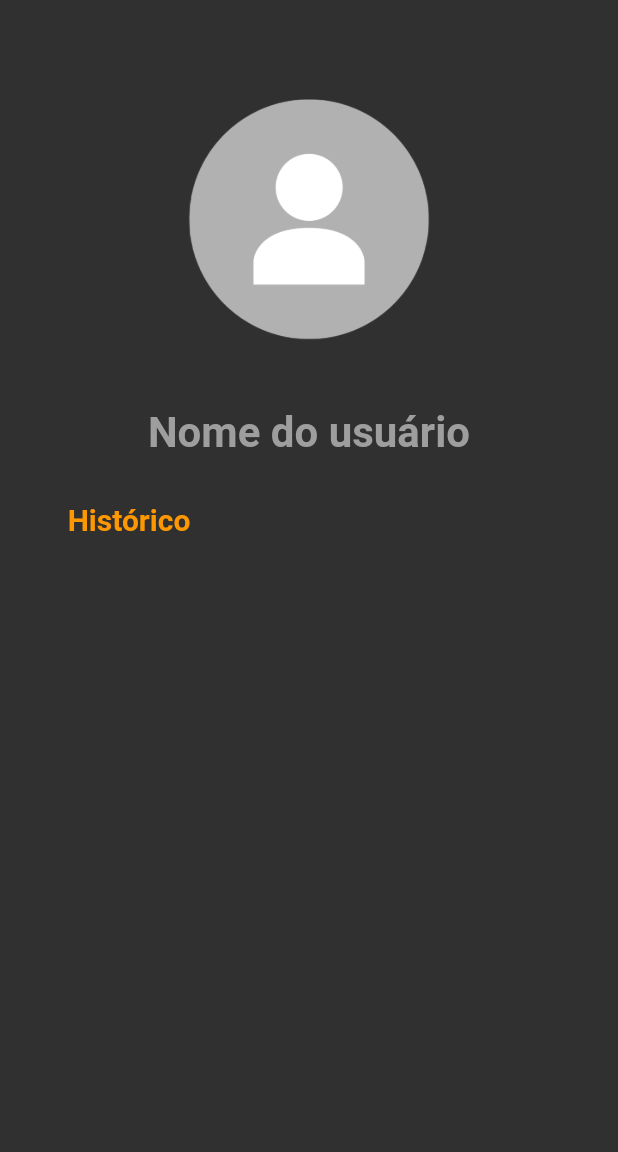
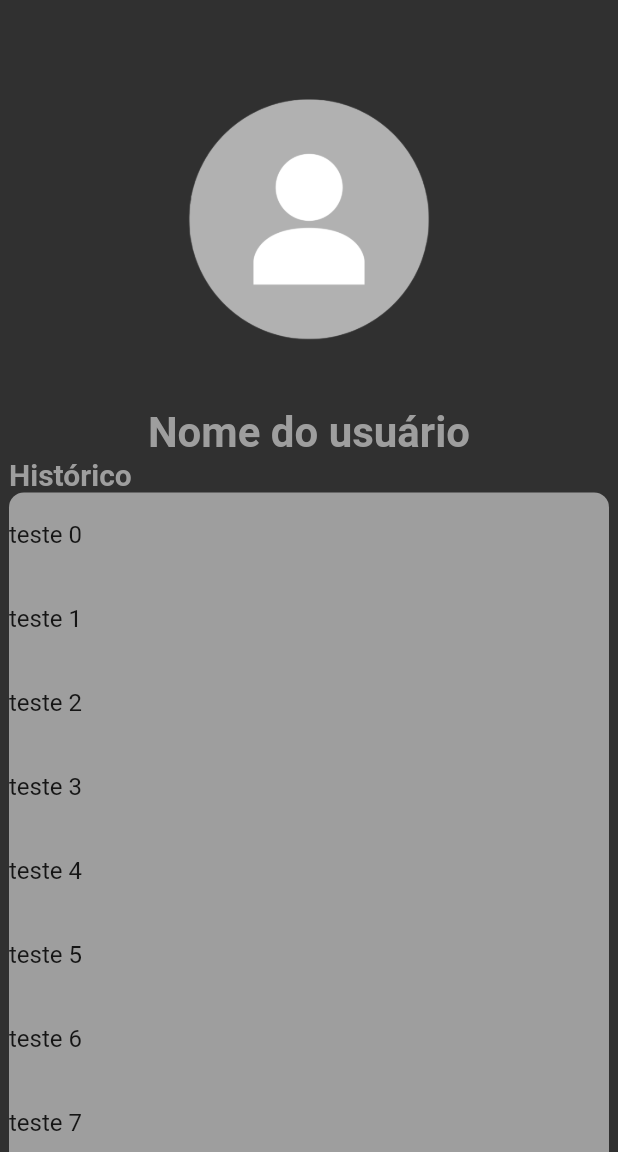
Before and after one commit to Rafael-Maffei/Flutter_Projects, a Flutter app: the screen it shows after launch, after a tap on the "person" icon, on a phone screen of 412 x 824 dp, the part 84-1236 px from its top. Run offline on Flutter 3.47's test engine with Material 2 defaults, Android fonts, the light colour scheme and no system bars; our stand-ins replace avatar_glow, firebase_auth, firebase_core, speech_to_text; accounts and stored records are empty; network calls fail.

Commit message:
:bug: fix list view history scroll

```diff
--- a/lib/views/android/profile.page.dart
+++ b/lib/views/android/profile.page.dart
@@ -32,7 +32,11 @@ class ProfilePage extends StatelessWidget {
                   ),
                 )
               ]),
-          body: Column(
+          body: Padding(
+            padding: const EdgeInsets.symmetric(
+              horizontal: 6,
+            ),
+            child: Column(
               children: <Widget>[
                 Padding(
                   padding: const EdgeInsets.fromLTRB(0, 50, 0, 0),
@@ -46,8 +50,8 @@ class ProfilePage extends StatelessWidget {
                           child: InkWell(
                             splashColor: Colors.transparent,
                             onTap: () {},
-                          child:
-                              Image.asset("assets/" + emptyPicture, scale: 3.5),
+                            child: Image.asset("assets/" + emptyPicture,
+                                scale: 3.5),
                           )),
                     ],
                   ),
@@ -64,24 +68,36 @@ class ProfilePage extends StatelessWidget {
                   ),
                 ),
                 // ignore: prefer_const_constructors
-              Padding(
-                padding: const EdgeInsets.fromLTRB(0, 30, 240, 5),
+                Container(
+                  width: double.infinity,
                   child: Text(
                     'Histórico',
                     style: TextStyle(
-                      color: Colors.orange,
+                        color: Colors.grey,
                         fontSize: 20,
                         fontWeight: FontWeight.bold),
                   ),
                 ),
                 Flexible(
-                  child: SingleChildScrollView(
-                reverse: true,
-                // decoration: BoxDecoration(
-                //     color: Colors.grey[800],
-                //     borderRadius: BorderRadius.all(Radius.circular(20))),
-              ))
+                  child: Container(
+                    decoration: BoxDecoration(
+                        color: Colors.grey,
+                        borderRadius: BorderRadius.only(
+                            topLeft: Radius.circular(10),
+                            topRight: Radius.circular(10))),
+                    child: ListView.builder(
+                      padding: EdgeInsets.zero,
+                      itemCount: 50,
+                      itemBuilder: (context, index) => ListTile(
+                        contentPadding: EdgeInsets.zero,
+                        key: UniqueKey(),
+                        title: Text("teste $index"),
+                      ),
+                    ),
+                  ),
+                ),
               ],
+            ),
           ),
         ));
   }
```
Also changed, not shown: 1 other file. Lines whose indentation alone changed are shown as unchanged.
